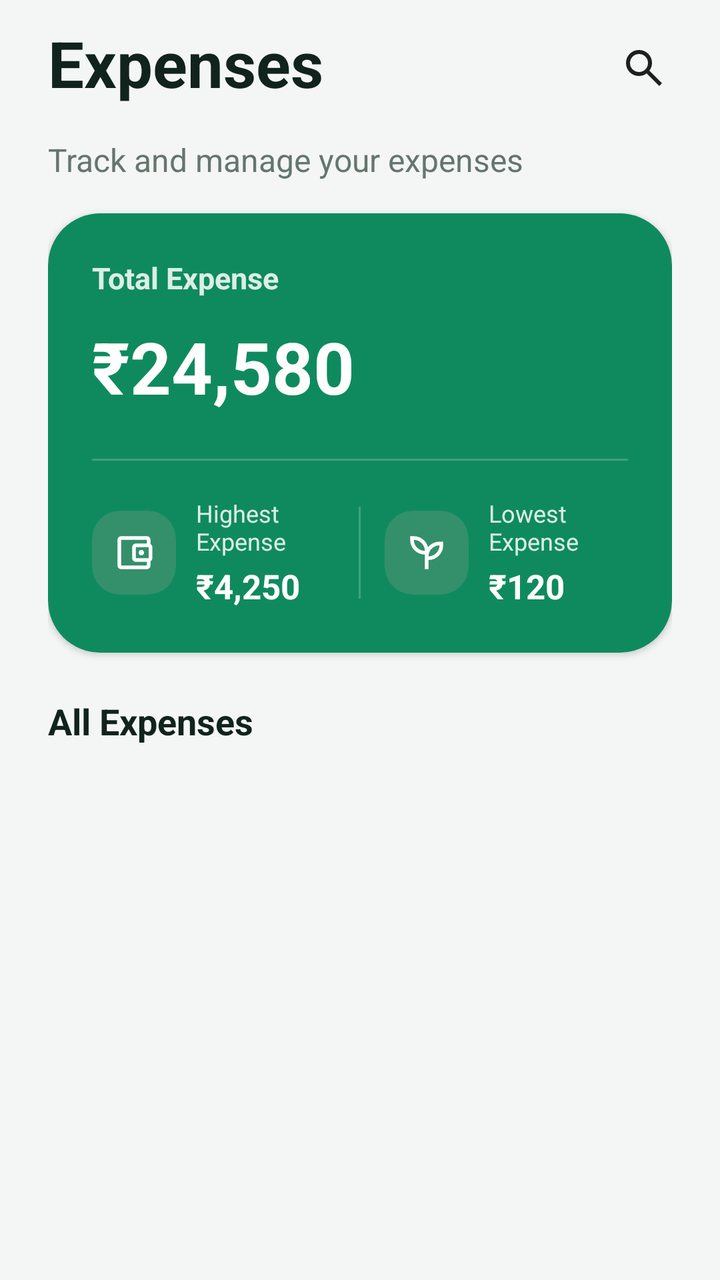
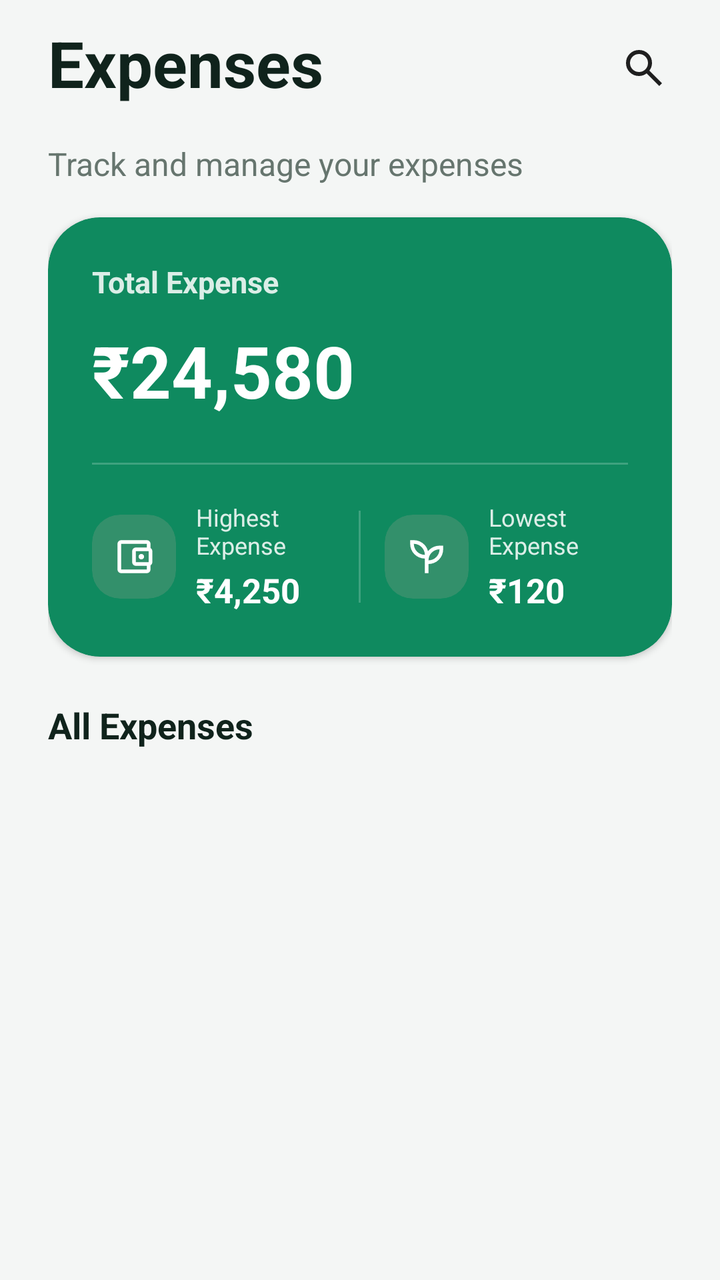

Screens rendered from an Android XML layout before and after an edit, with the pre-edit source and the edit as a unified diff.
<!-- AndroidManifest.xml: application theme Theme.SpendWise -->
<!-- res/layout/fragment_expenses.xml -->
<?xml version="1.0" encoding="utf-8"?>
<androidx.coordinatorlayout.widget.CoordinatorLayout
    xmlns:android="http://schemas.android.com/apk/res/android"
    xmlns:app="http://schemas.android.com/apk/res-auto"
    android:id="@+id/expenses_root"
    android:layout_width="match_parent"
    android:layout_height="match_parent"
   android:fitsSystemWindows="true">                   


    <com.google.android.material.appbar.AppBarLayout
        android:id="@+id/expenses_app_bar"
        android:layout_width="match_parent"
        android:layout_height="wrap_content"
        android:background="@color/sw_background"
        app:elevation="0dp"
        app:liftOnScroll="true"
        app:liftOnScrollTargetViewId="@id/expenses_scroll_view">

        <androidx.constraintlayout.widget.ConstraintLayout
            android:id="@+id/expenses_header"
            android:layout_width="match_parent"
            android:layout_height="wrap_content"
            android:background="@color/sw_background"
            android:paddingStart="@dimen/sw_space_24"
            android:paddingTop="@dimen/sw_space_10"
            android:paddingEnd="@dimen/sw_space_14"
            android:paddingBottom="@dimen/sw_space_1">

            <com.google.android.material.textview.MaterialTextView
                android:id="@+id/tv_expenses_title"
                android:layout_width="0dp"
                android:layout_height="wrap_content"
                android:text="@string/expenses_title"
                android:textColor="@color/sw_text_primary_expenses"
                android:textSize="@dimen/sw_text_size_32"
                android:textStyle="bold"
                app:layout_constraintStart_toStartOf="parent"
                app:layout_constraintTop_toTopOf="parent" />

            <ImageButton
                android:id="@+id/btn_search_expenses"
                android:layout_width="@dimen/sw_touch_target"
                android:layout_height="@dimen/sw_touch_target"
                android:background="?attr/selectableItemBackgroundBorderless"
                android:contentDescription="@string/content_description_search_expenses"
                android:src="@drawable/ic_search"
                app:layout_constraintEnd_toEndOf="parent"
                app:layout_constraintTop_toTopOf="parent" />

        </androidx.constraintlayout.widget.ConstraintLayout>

    </com.google.android.material.appbar.AppBarLayout>


    <androidx.core.widget.NestedScrollView
        android:id="@+id/expenses_scroll_view"
        android:layout_width="match_parent"
        android:layout_height="match_parent"
        android:clipToPadding="false"
        android:fillViewport="true"
        android:overScrollMode="never"
        android:paddingBottom="@dimen/sw_expenses_bottom_padding"
        app:layout_behavior="@string/appbar_scrolling_view_behavior">

        <androidx.constraintlayout.widget.ConstraintLayout
            android:id="@+id/expenses_content"
            android:layout_width="match_parent"
            android:layout_height="wrap_content"
            android:paddingStart="@dimen/sw_space_24"
            android:paddingTop="@dimen/sw_space_10"
            android:paddingEnd="@dimen/sw_space_24"
            android:paddingBottom="@dimen/sw_space_24">

            <com.google.android.material.textview.MaterialTextView
                android:id="@+id/tv_expenses_subtitle"
                android:layout_width="0dp"
                android:layout_height="wrap_content"
                android:text="@string/expenses_subtitle"
                android:textColor="@color/sw_text_secondary_expenses"
                android:textSize="@dimen/sw_text_size_16"
                app:layout_constraintEnd_toEndOf="parent"
                app:layout_constraintStart_toStartOf="parent"
                app:layout_constraintTop_toTopOf="parent" />


            <com.google.android.material.card.MaterialCardView
                android:id="@+id/expense_summary_card"
                android:layout_width="0dp"
                android:layout_height="wrap_content"
                android:layout_marginTop="@dimen/sw_space_16"
                app:cardBackgroundColor="@color/sw_primary"
                app:cardCornerRadius="@dimen/sw_corner_radius_26"
                app:cardElevation="@dimen/sw_card_elevation"
                app:layout_constraintEnd_toEndOf="parent"
                app:layout_constraintStart_toStartOf="parent"
                app:layout_constraintTop_toBottomOf="@id/tv_expenses_subtitle"
                app:strokeWidth="0dp">

                <androidx.constraintlayout.widget.ConstraintLayout
                    android:layout_width="match_parent"
                    android:layout_height="wrap_content"
                    android:paddingStart="@dimen/sw_space_22"
                    android:paddingTop="@dimen/sw_space_22"
                    android:paddingEnd="@dimen/sw_space_22"
                    android:paddingBottom="@dimen/sw_space_22">

                    <com.google.android.material.textview.MaterialTextView
                        android:id="@+id/tv_total_expense_label"
                        android:layout_width="0dp"
                        android:layout_height="wrap_content"
                        android:text="@string/total_expense_label"
                        android:textColor="@color/sw_on_primary_85"
                        android:textSize="@dimen/sw_text_size_15"
                        android:textStyle="bold"
                        app:layout_constraintEnd_toStartOf="@id/expense_card_icon_space"
                        app:layout_constraintStart_toStartOf="parent"
                        app:layout_constraintTop_toTopOf="parent" />


                    <Space
                        android:id="@+id/expense_card_icon_space"
                        android:layout_width="@dimen/sw_expenses_summary_icon_space"
                        android:layout_height="@dimen/sw_expenses_summary_icon_space"
                        android:visibility="visible"
                        app:layout_constraintEnd_toEndOf="parent"
                        app:layout_constraintTop_toTopOf="parent" />

                    <com.google.android.material.textview.MaterialTextView
                        android:id="@+id/tv_total_expense_amount"
                        android:layout_width="0dp"
                        android:layout_height="wrap_content"
                        android:layout_marginTop="@dimen/sw_space_10"
                        android:text="@string/amount_rupee_24580"
                        android:textColor="@color/sw_on_primary"
                        android:textSize="@dimen/sw_text_size_36"
                        android:textStyle="bold"
                        app:layout_constraintEnd_toEndOf="@id/tv_total_expense_label"
                        app:layout_constraintStart_toStartOf="@id/tv_total_expense_label"
                        app:layout_constraintTop_toBottomOf="@id/tv_total_expense_label" />

                    <View
                        android:id="@+id/expense_summary_divider"
                        android:layout_width="0dp"
                        android:layout_height="@dimen/sw_divider_thickness"
                        android:layout_marginTop="@dimen/sw_space_22"
                        android:background="@color/sw_on_primary_20"
                        app:layout_constraintEnd_toEndOf="parent"
                        app:layout_constraintStart_toStartOf="parent"
                        app:layout_constraintTop_toBottomOf="@id/tv_total_expense_amount" />

                    <LinearLayout
                        android:id="@+id/expense_high_low_container"
                        android:layout_width="0dp"
                        android:layout_height="wrap_content"
                        android:layout_marginTop="@dimen/sw_space_18"
                        android:gravity="center_vertical"
                        android:orientation="horizontal"
                        app:layout_constraintEnd_toEndOf="parent"
                        app:layout_constraintStart_toStartOf="parent"
                        app:layout_constraintTop_toBottomOf="@id/expense_summary_divider">


                        <LinearLayout
                            android:id="@+id/highest_expense_container"
                            android:layout_width="0dp"
                            android:layout_height="wrap_content"
                            android:layout_weight="1"
                            android:gravity="center_vertical"
                            android:orientation="horizontal">

                            <com.google.android.material.card.MaterialCardView
                                android:id="@+id/highest_expense_icon_container"
                                android:layout_width="@dimen/sw_icon_container_size_42"
                                android:layout_height="@dimen/sw_icon_container_size_42"
                                app:cardBackgroundColor="@color/sw_on_primary_15"
                                app:cardCornerRadius="@dimen/sw_corner_radius_14"
                                app:cardElevation="0dp"
                                app:strokeWidth="0dp">

                                <ImageView
                                    android:id="@+id/iv_highest_expense_icon"
                                    android:layout_width="@dimen/sw_icon_size_22"
                                    android:layout_height="@dimen/sw_icon_size_22"
                                    android:layout_gravity="center"
                                    android:contentDescription="@string/content_description_highest_expense"
                                    android:src="@drawable/ic_wallet"
                                    app:tint="@color/sw_on_primary" />

                            </com.google.android.material.card.MaterialCardView>

                            <LinearLayout
                                android:layout_width="0dp"
                                android:layout_height="wrap_content"
                                android:layout_marginStart="@dimen/sw_space_10"
                                android:layout_weight="1"
                                android:orientation="vertical">

                                <com.google.android.material.textview.MaterialTextView
                                    android:id="@+id/tv_highest_expense_label"
                                    android:layout_width="wrap_content"
                                    android:layout_height="wrap_content"
                                    android:text="@string/highest_expense_label"
                                    android:textColor="@color/sw_on_primary_85"
                                    android:textSize="@dimen/sw_text_size_12" />

                                <com.google.android.material.textview.MaterialTextView
                                    android:id="@+id/tv_highest_expense_amount"
                                    android:layout_width="wrap_content"
                                    android:layout_height="wrap_content"
                                    android:layout_marginTop="@dimen/sw_space_3"
                                    android:text="@string/amount_rupee_4250"
                                    android:textColor="@color/sw_on_primary"
                                    android:textSize="@dimen/sw_text_size_17"
                                    android:textStyle="bold" />

                            </LinearLayout>

                        </LinearLayout>

                        <View
                            android:id="@+id/expense_summary_vertical_divider"
                            android:layout_width="@dimen/sw_divider_thickness"
                            android:layout_height="@dimen/sw_expenses_summary_divider_height"
                            android:layout_marginStart="@dimen/sw_space_12"
                            android:layout_marginEnd="@dimen/sw_space_12"
                            android:background="@color/sw_on_primary_20" />


                        <LinearLayout
                            android:id="@+id/lowest_expense_container"
                            android:layout_width="0dp"
                            android:layout_height="wrap_content"
                            android:layout_weight="1"
                            android:gravity="center_vertical"
                            android:orientation="horizontal">

                            <com.google.android.material.card.MaterialCardView
                                android:id="@+id/lowest_expense_icon_container"
                                android:layout_width="@dimen/sw_icon_container_size_42"
                                android:layout_height="@dimen/sw_icon_container_size_42"
                                app:cardBackgroundColor="@color/sw_on_primary_15"
                                app:cardCornerRadius="@dimen/sw_corner_radius_14"
                                app:cardElevation="0dp"
                                app:strokeWidth="0dp">

                                <ImageView
                                    android:id="@+id/iv_lowest_expense_icon"
                                    android:layout_width="@dimen/sw_icon_size_22"
                                    android:layout_height="@dimen/sw_icon_size_22"
                                    android:layout_gravity="center"
                                    android:contentDescription="@string/content_description_lowest_expense"
                                    android:src="@drawable/ic_leaf"
                                    app:tint="@color/sw_on_primary" />

                            </com.google.android.material.card.MaterialCardView>

                            <LinearLayout
                                android:layout_width="0dp"
                                android:layout_height="wrap_content"
                                android:layout_marginStart="@dimen/sw_space_10"
                                android:layout_weight="1"
                                android:orientation="vertical">

                                <com.google.android.material.textview.MaterialTextView
                                    android:id="@+id/tv_lowest_expense_label"
                                    android:layout_width="wrap_content"
                                    android:layout_height="wrap_content"
                                    android:text="@string/lowest_expense_label"
                                    android:textColor="@color/sw_on_primary_85"
                                    android:textSize="@dimen/sw_text_size_12" />

                                <com.google.android.material.textview.MaterialTextView
                                    android:id="@+id/tv_lowest_expense_amount"
                                    android:layout_width="wrap_content"
                                    android:layout_height="wrap_content"
                                    android:layout_marginTop="@dimen/sw_space_3"
                                    android:text="@string/amount_rupee_120"
                                    android:textColor="@color/sw_on_primary"
                                    android:textSize="@dimen/sw_text_size_17"
                                    android:textStyle="bold" />

                            </LinearLayout>

                        </LinearLayout>

                    </LinearLayout>

                </androidx.constraintlayout.widget.ConstraintLayout>

            </com.google.android.material.card.MaterialCardView>


            <com.google.android.material.textview.MaterialTextView
                android:id="@+id/tv_all_expenses_title"
                android:layout_width="0dp"
                android:layout_height="wrap_content"
                android:layout_marginTop="@dimen/sw_space_22"
                android:text="@string/all_expenses_title"
                android:textColor="@color/sw_text_primary_expenses"
                android:textSize="@dimen/sw_text_size_18"
                android:textStyle="bold"
                app:layout_constraintEnd_toEndOf="parent"
                app:layout_constraintStart_toStartOf="parent"
                app:layout_constraintTop_toBottomOf="@id/expense_summary_card" />

            <androidx.recyclerview.widget.RecyclerView
                android:id="@+id/rv_expenses"
                android:layout_width="0dp"
                android:layout_height="wrap_content"
                android:layout_marginTop="@dimen/sw_space_12"
                android:clipToPadding="false"
                android:nestedScrollingEnabled="false"
                android:overScrollMode="never"
                app:layout_constraintEnd_toEndOf="parent"
                app:layout_constraintStart_toStartOf="parent"
                app:layout_constraintTop_toBottomOf="@id/tv_all_expenses_title" />

        </androidx.constraintlayout.widget.ConstraintLayout>

    </androidx.core.widget.NestedScrollView>

</androidx.coordinatorlayout.widget.CoordinatorLayout>
<!-- resources referenced by this layout -->
<resources>
  <color name="sw_background">#F4F6F5</color>
  <color name="sw_on_primary">#FFFFFF</color>
  <color name="sw_on_primary_15">#26FAADAD</color>
  <color name="sw_on_primary_20">#33FFFFFF</color>
  <color name="sw_on_primary_85">#D9FFFFFF</color>
  <color name="sw_primary">#0F8A5F</color>
  <color name="sw_text_primary_expenses">#10231C</color>
  <color name="sw_text_secondary_expenses">#66756E</color>
  <dimen name="sw_card_elevation">2dp</dimen>
  <dimen name="sw_corner_radius_14">14dp</dimen>
  <dimen name="sw_corner_radius_26">26dp</dimen>
  <dimen name="sw_divider_thickness">1dp</dimen>
  <dimen name="sw_expenses_bottom_padding">110dp</dimen>
  <dimen name="sw_expenses_summary_divider_height">46dp</dimen>
  <dimen name="sw_expenses_summary_icon_space">52dp</dimen>
  <dimen name="sw_icon_container_size_42">42dp</dimen>
  <dimen name="sw_icon_size_22">22dp</dimen>
  <dimen name="sw_space_1">1dp</dimen>
  <dimen name="sw_space_10">10dp</dimen>
  <dimen name="sw_space_12">12dp</dimen>
  <dimen name="sw_space_14">14dp</dimen>
  <dimen name="sw_space_16">16dp</dimen>
  <dimen name="sw_space_18">18dp</dimen>
  <dimen name="sw_space_22">22dp</dimen>
  <dimen name="sw_space_24">24dp</dimen>
  <dimen name="sw_space_3">3dp</dimen>
  <dimen name="sw_text_size_12">12sp</dimen>
  <dimen name="sw_text_size_15">15sp</dimen>
  <dimen name="sw_text_size_16">16sp</dimen>
  <dimen name="sw_text_size_17">17sp</dimen>
  <dimen name="sw_text_size_18">18sp</dimen>
  <dimen name="sw_text_size_32">32sp</dimen>
  <dimen name="sw_text_size_36">36sp</dimen>
  <dimen name="sw_touch_target">48dp</dimen>
  <string name="all_expenses_title">All Expenses</string>
  <string name="amount_rupee_120">₹120</string>
  <string name="amount_rupee_24580">₹24,580</string>
  <string name="amount_rupee_4250">₹4,250</string>
  <string name="content_description_highest_expense">Highest expense</string>
  <string name="content_description_lowest_expense">Lowest expense</string>
  <string name="content_description_search_expenses">Search expenses</string>
  <string name="expenses_subtitle">Track and manage your expenses</string>
  <string name="expenses_title">Expenses</string>
  <string name="highest_expense_label">Highest Expense</string>
  <string name="lowest_expense_label">Lowest Expense</string>
  <string name="total_expense_label">Total Expense</string>
  <style name="Base.Theme.SpendWise" parent="Theme.Material3.DayNight.NoActionBar">
  
          
          <item name="colorPrimary">@color/sw_green_primary</item>
          <item name="colorOnPrimary">@color/sw_on_primary</item>
          <item name="colorPrimaryContainer">@color/sw_surface_primary</item>
          <item name="colorOnPrimaryContainer">@color/sw_text_primary</item>
  
          <item name="colorSecondary">@color/sw_primary_action</item>
          <item name="colorOnSecondary">@color/sw_on_primary</item>
  
          
          <item name="android:colorBackground">@color/sw_background</item>
          <item name="android:windowBackground">@color/sw_background</item>
          <item name="colorSurface">@color/sw_surface</item>
          <item name="colorOnSurface">@color/sw_text_primary</item>
          <item name="colorOnSurfaceVariant">@color/sw_text_secondary</item>
  
          
          <item name="colorOutline">@color/sw_outline</item>
          <item name="colorOutlineVariant">@color/sw_outline_soft</item>
  
          
          <item name="android:statusBarColor">@color/sw_background</item>
          <item name="android:navigationBarColor">@color/sw_surface</item>
          <item name="android:windowLightStatusBar">true</item>
  
  
          
  
  
      </style>
  <color name="sw_green_primary">#1A5C42</color>
  <color name="sw_surface_primary">#D5F2E8</color>
  <color name="sw_text_primary">#101828</color>
  <color name="sw_primary_action">#0F7A5A</color>
  <color name="sw_surface">#FFFFFF</color>
  <color name="sw_text_secondary">#667085</color>
  <color name="sw_outline">#D0D5DD</color>
  <color name="sw_outline_soft">#EAECF0</color>
  <!-- unchanged entries left out for length: 4 -->
</resources>

<!-- the commit's change to res/layout/fragment_expenses.xml (unified diff, before → after) -->
@@ -2,6 +2,7 @@
 <androidx.coordinatorlayout.widget.CoordinatorLayout
     xmlns:android="http://schemas.android.com/apk/res/android"
     xmlns:app="http://schemas.android.com/apk/res-auto"
+    xmlns:tools="http://schemas.android.com/tools"
     android:id="@+id/expenses_root"
     android:layout_width="match_parent"
     android:layout_height="match_parent"
@@ -42,9 +43,11 @@
                 android:id="@+id/btn_search_expenses"
                 android:layout_width="@dimen/sw_touch_target"
                 android:layout_height="@dimen/sw_touch_target"
+                android:layout_marginBottom="2dp"
                 android:background="?attr/selectableItemBackgroundBorderless"
                 android:contentDescription="@string/content_description_search_expenses"
                 android:src="@drawable/ic_search"
+                app:layout_constraintBottom_toBottomOf="parent"
                 app:layout_constraintEnd_toEndOf="parent"
                 app:layout_constraintTop_toTopOf="parent" />
 
<!-- resource entries referenced after the edit -->
@@ -76,7 +76,6 @@
   
           
   
-  
       </style>
   <color name="sw_green_primary">#1A5C42</color>
   <color name="sw_surface_primary">#D5F2E8</color>
